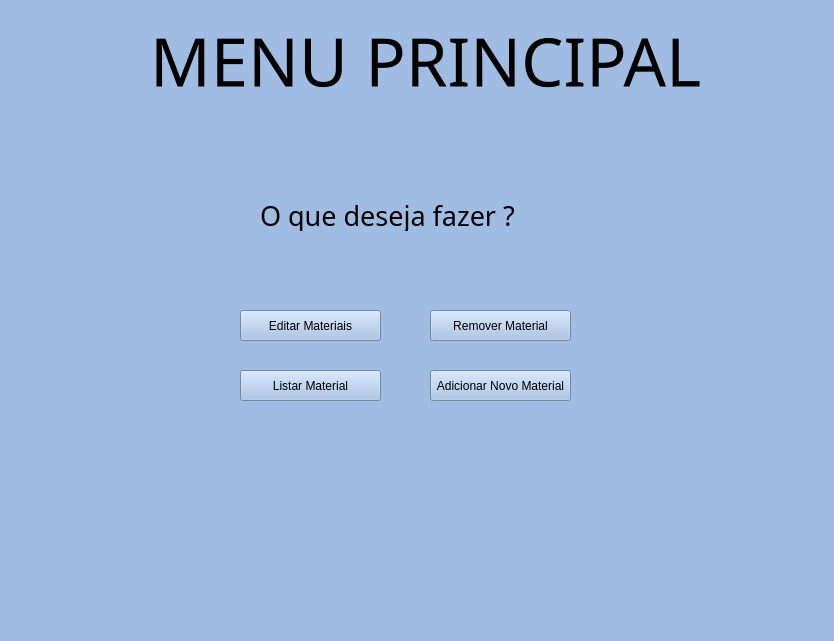
Above: SYSTEM CONTROL/menu_Principal.ui from victorkok/OPE-Oficina-Mecanica before the change. Below: the same form after it.
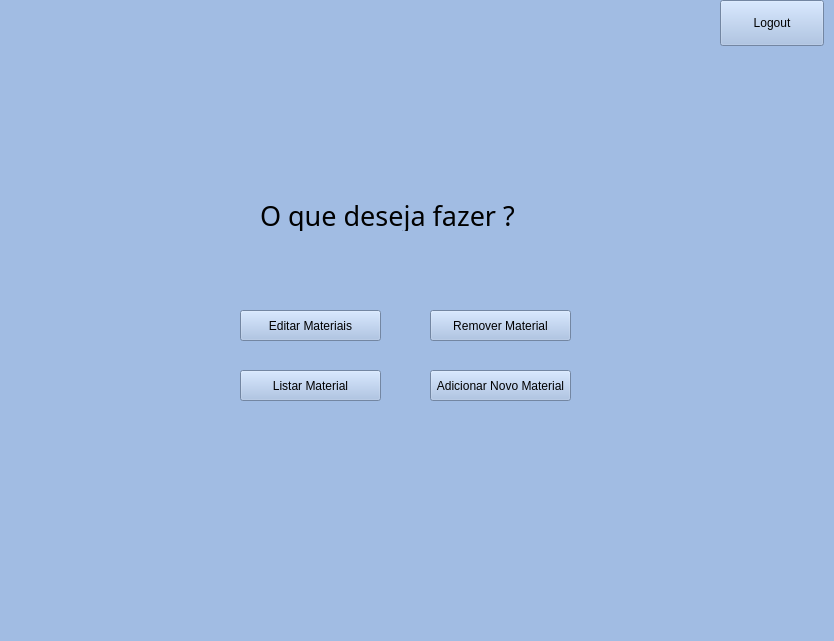
That is the form after the change.

```diff
--- a/SYSTEM CONTROL/menu_Principal.ui
+++ b/SYSTEM CONTROL/menu_Principal.ui
@@ -25,20 +25,20 @@
    <widget class="QLabel" name="label">
     <property name="geometry">
      <rect>
-      <x>150</x>
-      <y>0</y>
-      <width>551</width>
-      <height>121</height>
+      <x>300</x>
+      <y>520</y>
+      <width>201</width>
+      <height>71</height>
      </rect>
     </property>
     <property name="font">
      <font>
       <family>Mercado</family>
-      <pointsize>50</pointsize>
+      <pointsize>16</pointsize>
      </font>
     </property>
     <property name="text">
-     <string>MENU PRINCIPAL</string>
+     <string/>
     </property>
    </widget>
    <widget class="QLabel" name="label_2">
@@ -124,6 +124,30 @@
      <string>Adicionar Novo Material</string>
     </property>
    </widget>
+   <widget class="QPushButton" name="logout">
+    <property name="geometry">
+     <rect>
+      <x>720</x>
+      <y>0</y>
+      <width>104</width>
+      <height>46</height>
+     </rect>
+    </property>
+    <property name="sizeIncrement">
+     <size>
+      <width>0</width>
+      <height>0</height>
+     </size>
+    </property>
+    <property name="font">
+     <font>
+      <pointsize>9</pointsize>
+     </font>
+    </property>
+    <property name="text">
+     <string>Logout</string>
+    </property>
+   </widget>
   </widget>
   <widget class="QMenuBar" name="menubar">
    <property name="geometry">
```
Left out of the diff: 2 changed lines with no effect on the pictures.
